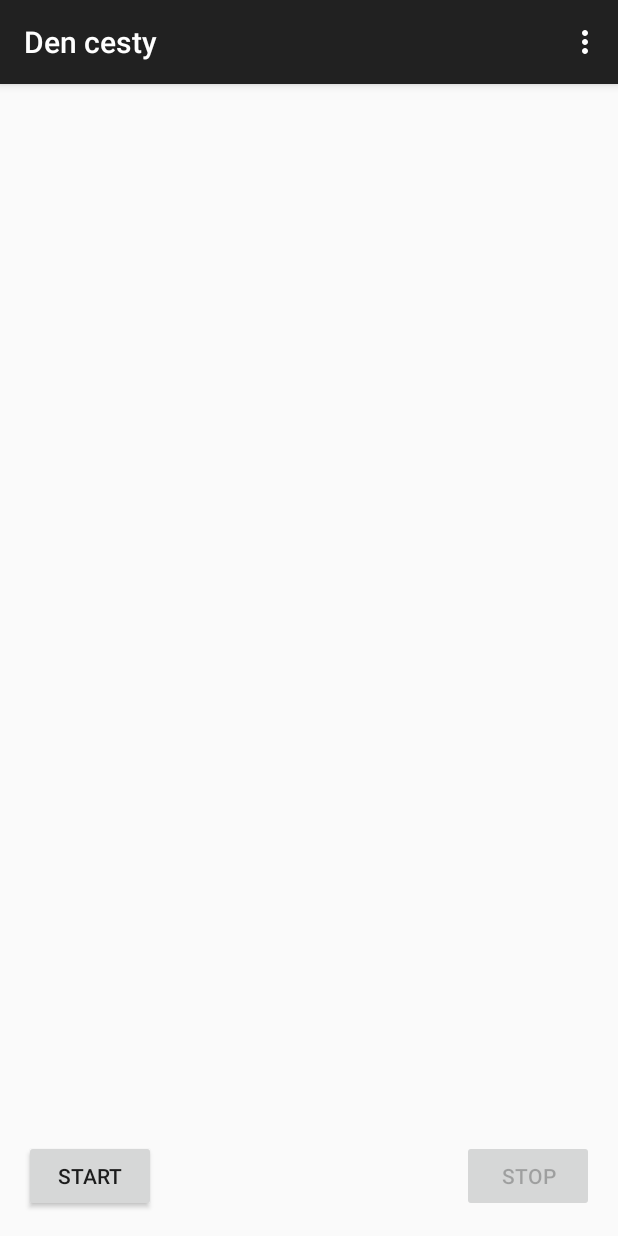
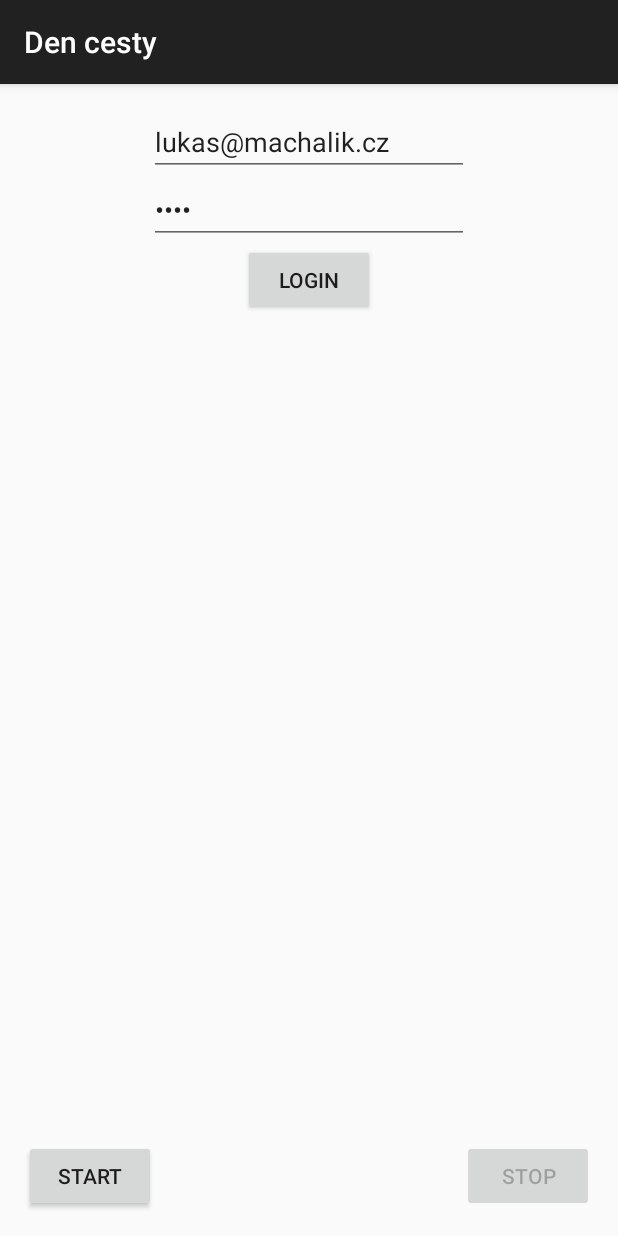
Before and after one commit to machl/Den-cesty-Android, an Android app: the screen it shows after launch (RaceActivity), on a phone screen of 412 x 824 dp. Run offline under Robolectric (Android 15) with nearby library versions, the phone set to English and light mode, and no system bars.

Commit message:
user login implemented

```diff
--- a/app/src/main/AndroidManifest.xml
+++ b/app/src/main/AndroidManifest.xml
@@ -15,6 +15,7 @@
         android:theme="@style/AppTheme" >
         <activity
             android:name=".activities.RaceActivity"
+            android:windowSoftInputMode="stateHidden"
             android:label="@string/app_name" >
             <intent-filter>
                 <action android:name="android.intent.action.MAIN" />
--- a/app/src/main/java/cz/machalik/bcthesis/dencesty/activities/RaceActivity.java
+++ b/app/src/main/java/cz/machalik/bcthesis/dencesty/activities/RaceActivity.java
@@ -1,11 +1,17 @@
 package cz.machalik.bcthesis.dencesty.activities;
 
+import android.app.Activity;
+import android.content.Context;
+import android.os.AsyncTask;
 import android.os.Bundle;
 import android.support.v7.app.ActionBarActivity;
+import android.util.Log;
 import android.view.Menu;
 import android.view.MenuItem;
 import android.view.View;
+import android.view.inputmethod.InputMethodManager;
 import android.widget.Button;
+import android.widget.EditText;
 import android.widget.TextView;
 
 import cz.machalik.bcthesis.dencesty.R;
@@ -17,12 +23,14 @@ import cz.machalik.bcthesis.dencesty.model.RaceModel;
  * Lukáš Machalík
  */
 public class RaceActivity extends ActionBarActivity {
-
     protected static final String TAG = "RaceActivity";
 
     protected Button mStartUpdatesButton;
     protected Button mStopUpdatesButton;
     protected TextView myLogTextView;
+    protected Button loginButton;
+    protected EditText emailTextField;
+    protected EditText passwordTextField;
 
     /**
      * Tracks the status of the location updates request. Value changes when the user presses the
@@ -46,6 +54,21 @@ public class RaceActivity extends ActionBarActivity {
         mStartUpdatesButton = (Button) findViewById(R.id.start_updates_button);
         mStopUpdatesButton = (Button) findViewById(R.id.stop_updates_button);
         myLogTextView = (TextView) findViewById(R.id.my_log);
+
+        emailTextField = (EditText) findViewById(R.id.emailTextField);
+        passwordTextField = (EditText) findViewById(R.id.passwordTextField);
+        loginButton = (Button) findViewById(R.id.login_button);
+
+        View.OnFocusChangeListener ofcl = new View.OnFocusChangeListener() {
+            @Override
+            public void onFocusChange(View v, boolean hasFocus) {
+                if (!hasFocus) {
+                    hideKeyboard(v);
+                }
+            }
+        };
+        emailTextField.setOnFocusChangeListener(ofcl);
+        passwordTextField.setOnFocusChangeListener(ofcl);
 
         mRequestingLocationUpdates = false;
         setButtonsEnabledState();
@@ -73,6 +96,11 @@ public class RaceActivity extends ActionBarActivity {
             setButtonsEnabledState();
             stopLocationUpdates();
         }
+    }
+
+    public void loginButtonHandler(View view) {
+        new LoginAsyncTask(this).execute(emailTextField.getText().toString(),
+                                         passwordTextField.getText().toString());
     }
 
     /**
@@ -134,6 +162,40 @@ public class RaceActivity extends ActionBarActivity {
         super.onDestroy();
     }
 
+    private class LoginAsyncTask extends AsyncTask<String, Integer, Boolean> {
+
+        private Context context;
+        public LoginAsyncTask (Context context){
+            this.context = context;
+        }
+
+        @Override
+        protected Boolean doInBackground(String... params) {
+            if (params.length != 2) {
+                Log.e(TAG, "Wrong number of params on execute method of " + getClass().getName());
+                return false;
+            }
+
+            String email = params[0];
+            String password = params[1];
+
+            return RaceModel.getInstance().login(context, email, password);
+        }
+
+        @Override
+        protected void onPostExecute(Boolean success) {
+            if (success)
+                Log.i(TAG, "Successful login");
+            else
+                Log.i(TAG, "Failed login");
+        }
+    }
+
+    public void hideKeyboard(View view) {
+        InputMethodManager inputMethodManager =(InputMethodManager)getSystemService(Activity.INPUT_METHOD_SERVICE);
+        inputMethodManager.hideSoftInputFromWindow(view.getWindowToken(), 0);
+    }
+    /*
     @Override
     public boolean onCreateOptionsMenu(Menu menu) {
         // Inflate the menu; this adds items to the action bar if it is present.
@@ -154,5 +216,5 @@ public class RaceActivity extends ActionBarActivity {
         }
 
         return super.onOptionsItemSelected(item);
-    }
+    }*/
 }
--- a/app/src/main/java/cz/machalik/bcthesis/dencesty/events/EventUploaderService.java
+++ b/app/src/main/java/cz/machalik/bcthesis/dencesty/events/EventUploaderService.java
@@ -26,7 +26,6 @@ import cz.machalik.bcthesis.dencesty.webapi.WebAPI;
  * Lukáš Machalík
  */
 public class EventUploaderService extends IntentService {
-
     protected static final String TAG = "EventUploaderService";
 
     private static final String ACTION_ADD_EVENT = "cz.machalik.bcthesis.dencesty.action.ADD_EVENT";
--- a/app/src/main/res/layout/activity_race.xml
+++ b/app/src/main/res/layout/activity_race.xml
@@ -1,19 +1,23 @@
 <RelativeLayout xmlns:android="http://schemas.android.com/apk/res/android"
-    xmlns:tools="http://schemas.android.com/tools" android:layout_width="match_parent"
-    android:layout_height="match_parent" android:paddingLeft="@dimen/activity_horizontal_margin"
+    xmlns:tools="http://schemas.android.com/tools"
+    android:layout_width="match_parent"
+    android:layout_height="match_parent"
+    android:paddingLeft="@dimen/activity_horizontal_margin"
     android:paddingRight="@dimen/activity_horizontal_margin"
     android:paddingTop="@dimen/activity_vertical_margin"
-    android:paddingBottom="@dimen/activity_vertical_margin" tools:context=".RaceActivity">
+    android:paddingBottom="@dimen/activity_vertical_margin" tools:context=".RaceActivity"
+    android:clickable="true"
+    android:focusableInTouchMode="true">
 
     <TextView
         android:layout_width="fill_parent"
         android:layout_height="match_parent"
         android:textAppearance="?android:attr/textAppearanceMedium"
         android:id="@+id/my_log"
-        android:layout_alignParentTop="true"
         android:layout_alignParentStart="true"
         android:layout_alignParentEnd="true"
-        android:layout_above="@+id/start_updates_button" />
+        android:layout_above="@+id/start_updates_button"
+        android:layout_below="@+id/login_button" />
 
     <Button
         android:layout_width="wrap_content"
@@ -32,4 +36,34 @@
         android:layout_alignParentBottom="true"
         android:layout_alignEnd="@+id/my_log"
         android:onClick="stopUpdatesButtonHandler" />
+
+    <Button
+        android:layout_width="wrap_content"
+        android:layout_height="wrap_content"
+        android:text="Login"
+        android:id="@+id/login_button"
+        android:nestedScrollingEnabled="false"
+        android:onClick="loginButtonHandler"
+        android:layout_below="@+id/passwordTextField"
+        android:layout_centerHorizontal="true" />
+
+    <EditText
+        android:layout_width="wrap_content"
+        android:layout_height="wrap_content"
+        android:inputType="textEmailAddress"
+        android:ems="10"
+        android:id="@+id/emailTextField"
+        android:layout_alignParentTop="true"
+        android:layout_centerHorizontal="true"
+        android:text="lukas@machalik.cz" />
+
+    <EditText
+        android:layout_width="wrap_content"
+        android:layout_height="wrap_content"
+        android:inputType="textPassword"
+        android:ems="10"
+        android:id="@+id/passwordTextField"
+        android:layout_below="@+id/emailTextField"
+        android:layout_centerHorizontal="true"
+        android:text="test" />
 </RelativeLayout>
```
Also changed, not shown: app/src/main/java/cz/machalik/bcthesis/dencesty/model/RaceModel.java (+74 -2 lines), app/src/main/java/cz/machalik/bcthesis/dencesty/webapi/WebAPI.java (+68 -3 lines).
